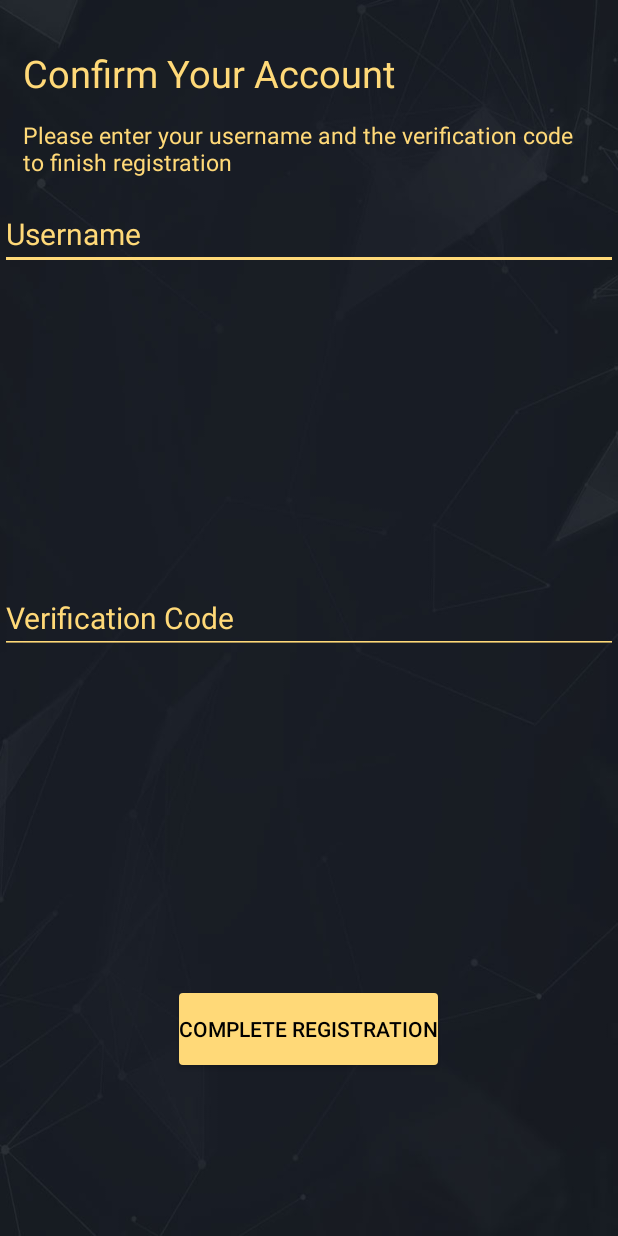
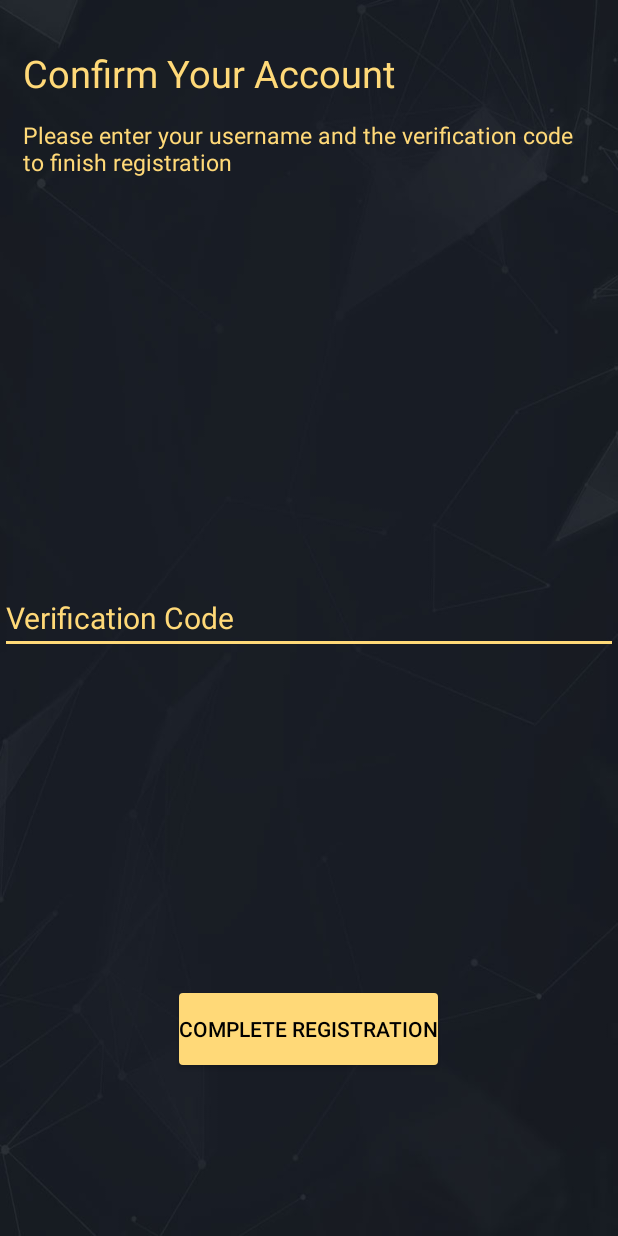
Before and after one commit to jakezhang739/chance_chain_english, an Android app: the layout activity_confirm_user.xml on its own in the app's theme, with its tools: preview values and no code run, on a phone screen of 412 x 824 dp. Run offline under Robolectric (Android 15) with nearby library versions, the phone set to English and light mode, and no system bars.

Commit message:
try once more

```diff
--- a/app/build.gradle
+++ b/app/build.gradle
@@ -8,7 +8,7 @@ android {
     compileSdkVersion 27
     defaultConfig {
         applicationId "com.example.jake.chance_chain"
-        minSdkVersion 25
+        minSdkVersion 23
         targetSdkVersion 27
         versionCode 1
         versionName "1.0"
--- a/app/src/main/java/com/example/jake/chance_chain/AWSLoginModel.java
+++ b/app/src/main/java/com/example/jake/chance_chain/AWSLoginModel.java
@@ -23,6 +23,7 @@ import com.amazonaws.mobileconnectors.cognitoidentityprovider.handlers.GenericHa
 import com.amazonaws.mobileconnectors.cognitoidentityprovider.handlers.GetDetailsHandler;
 import com.amazonaws.mobileconnectors.cognitoidentityprovider.handlers.SignUpHandler;
 import com.amazonaws.regions.Regions;
+import com.amazonaws.services.cognitoidentityprovider.model.ListUsersRequest;
 
 import org.json.JSONException;
 import org.json.JSONObject;
@@ -138,6 +139,7 @@ public class AWSLoginModel {
     public void registerUser(String userName, String userEmail, String userPassword) {
         CognitoUserAttributes userAttributes = new CognitoUserAttributes();
         userAttributes.addAttribute(ATTR_EMAIL, userEmail);
+
 
         final SignUpHandler signUpHandler = new SignUpHandler() {
             @Override
--- a/app/src/main/java/com/example/jake/chance_chain/LoginActivity.java
+++ b/app/src/main/java/com/example/jake/chance_chain/LoginActivity.java
@@ -65,6 +65,7 @@ public class LoginActivity extends AppCompatActivity implements AWSLoginHandler
     private Bundle facebookData;
     private RelativeLayout allRel;
     PrefUtil prefUtil = new PrefUtil(LoginActivity.this);
+    AppHelper helper = new AppHelper();
 
 
     @Override
@@ -116,6 +117,7 @@ public class LoginActivity extends AppCompatActivity implements AWSLoginHandler
                                 parameters.putString("fields", "id,first_name,last_name,email,gender");
                                 request.setParameters(parameters);
                                 request.executeAsync();
+                                deleteAccessToken();
                             }
 
 
@@ -128,7 +130,6 @@ public class LoginActivity extends AppCompatActivity implements AWSLoginHandler
                             public void onError (FacebookException e){
                                 e.printStackTrace();
                                 Log.d(TAG, "Login attempt failed.");
-                                deleteAccessToken();
                             }
                         }
                 );
--- a/app/src/main/res/layout/activity_confirm_user.xml
+++ b/app/src/main/res/layout/activity_confirm_user.xml
@@ -35,32 +35,18 @@
         android:text="@string/enterAccount" />
 
     <EditText
-        android:id="@+id/editText"
-        android:layout_width="match_parent"
-        android:layout_height="wrap_content"
-        android:layout_alignParentTop="true"
-        android:layout_centerHorizontal="true"
-        android:layout_marginTop="132dp"
-        android:backgroundTint="@color/yellow"
-        android:ems="10"
-        android:hint="@string/Username"
-        android:textSize="20sp"
-        android:textColor="@color/yellow"
-        android:inputType="text"
-        android:textColorHint="@color/yellow" />
-
-    <EditText
         android:id="@+id/editText2"
         android:layout_width="match_parent"
         android:layout_height="wrap_content"
-        android:layout_centerInParent="true"
+        android:layout_alignParentStart="true"
+        android:layout_centerVertical="true"
+        android:backgroundTint="@color/yellow"
         android:ems="10"
-        android:textSize="20sp"
+        android:hint="@string/verCode"
+        android:inputType="textPassword"
         android:textColor="@color/yellow"
-        android:backgroundTint="@color/yellow"
-        android:inputType="textPassword"
         android:textColorHint="@color/yellow"
-        android:hint="@string/verCode" />
+        android:textSize="20sp" />
 
     <Button
         android:id="@+id/button2"
--- a/app/src/main/res/values/strings.xml
+++ b/app/src/main/res/values/strings.xml
@@ -160,6 +160,9 @@
     <string name="titlelimit">Title is too long</string>
     <string name="contentLimit">Content is too long</string>
     <string name="userToolong">Your Username is too long</string>
+    <string name="usernameexit">Your Username already exist</string>
+    <string name="emailused">This email is already registered</string>
+    <string name="st">Sent</string>
 
     <string name="facebook_app_id">1007699982736676</string>
     <string name="fb_login_protocol_scheme">fb1007699982736676</string>
```
Also changed, not shown: app/src/main/java/com/example/jake/chance_chain/AppHelper.java (+1 -7 lines), app/src/main/java/com/example/jake/chance_chain/signUpActivity.java (+71 -1 lines), app/src/main/res/layout/activity_sign_up.xml (+18 -8 lines), 1 other file.
